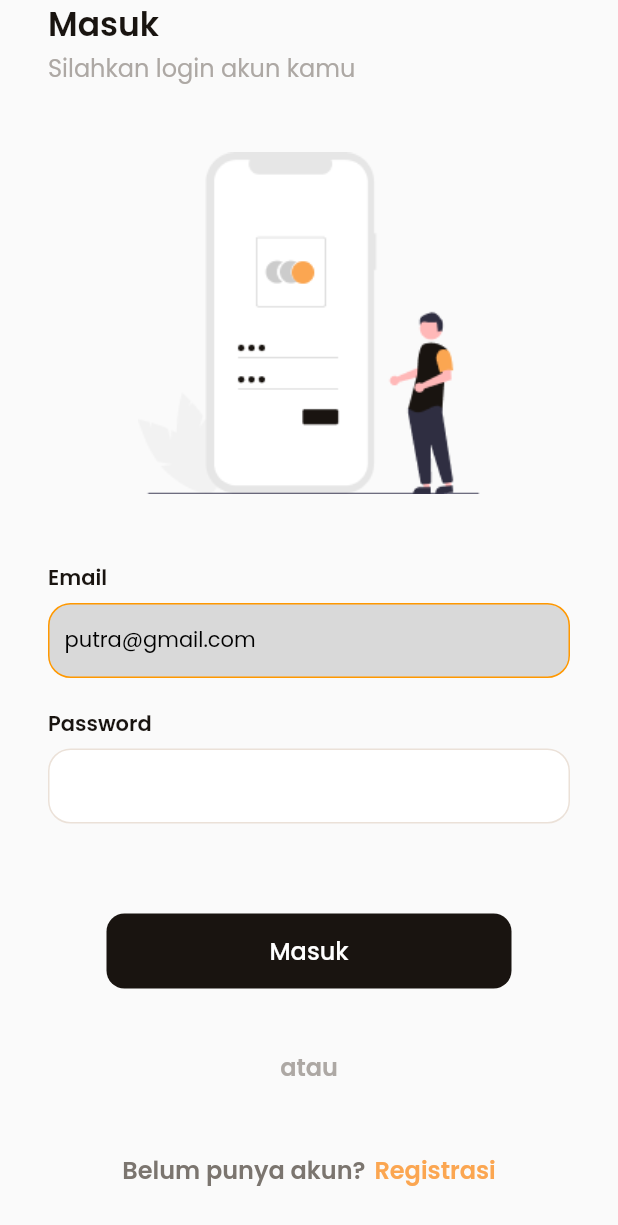
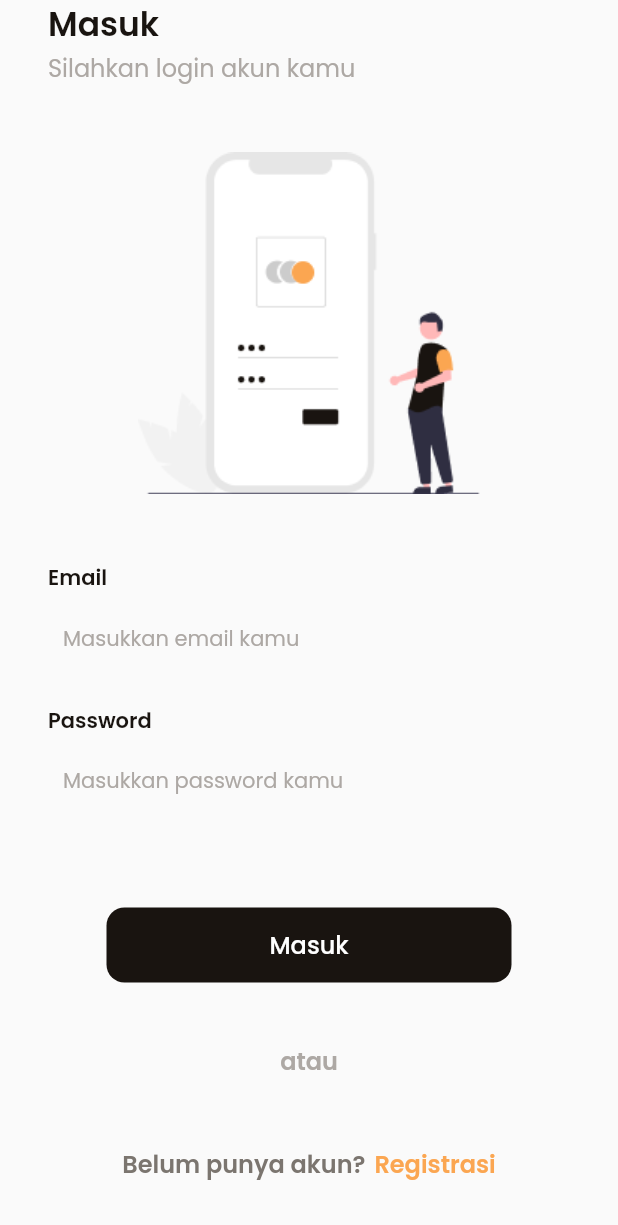
Before and after one commit to putradwi06/RentalCamera, a Flutter app: the screen it shows after launch, on a phone screen of 412 x 824 dp. Shown: the top 1225 px of the screen. Run offline on Flutter 3.47's test engine with Material 2 defaults, Android fonts, the phone set to English and light mode, and no system bars; our stand-ins replace google_fonts, google_nav_bar, lottie.

Commit message:
Menambahkan text style pada text input

```diff
--- a/lib/bottomBar/bottom_bar.dart
+++ b/lib/bottomBar/bottom_bar.dart
@@ -1,6 +1,5 @@
 import 'package:flutter/material.dart';
 import 'package:google_nav_bar/google_nav_bar.dart';
-import 'package:iconsax/iconsax.dart';
 import 'package:pa_rentalcam/booking/riwayat_booking.dart';
 import 'package:pa_rentalcam/profil/profil_screen.dart';
 import 'package:pa_rentalcam/screens/home/home_screen.dart';
--- a/lib/bottomBar/bottom_bar2.dart
+++ b/lib/bottomBar/bottom_bar2.dart
@@ -1,6 +1,5 @@
 import 'package:flutter/material.dart';
 import 'package:google_nav_bar/google_nav_bar.dart';
-import 'package:iconsax/iconsax.dart';
 import 'package:pa_rentalcam/booking/booking_screen.dart';
 import 'package:pa_rentalcam/booking/riwayat_booking.dart';
 import 'package:pa_rentalcam/detail_camera/detail_camera_screen.dart';
--- a/lib/screens/auth/login_screen.dart
+++ b/lib/screens/auth/login_screen.dart
@@ -1,11 +1,8 @@
 import 'package:flutter/material.dart';
-import 'package:google_fonts/google_fonts.dart';
 import 'package:pa_rentalcam/app/styles/app_colors.dart';
 import 'package:pa_rentalcam/app/styles/app_styles.dart';
-import 'package:pa_rentalcam/bottomBar/bottom_bar.dart';
 import 'package:pa_rentalcam/bottomBar/bottom_bar2.dart';
 import 'package:pa_rentalcam/screens/auth/register_screen.dart';
-import 'package:pa_rentalcam/screens/home/home_screen.dart';
 
 class LoginPage extends StatelessWidget {
   const LoginPage({super.key});
@@ -77,27 +74,22 @@ class LoginPage extends StatelessWidget {
                     SizedBox(
                       height: 6,
                     ),
-                    Container(
-                      width: double.infinity,
-                      decoration: BoxDecoration(
-                        border: Border(
-                          top: BorderSide(color: Colors.orange),
-                          left: BorderSide(color: Colors.orange),
-                          right: BorderSide(color: Colors.orange),
-                          bottom: BorderSide(color: Colors.orange),
+                    TextField(
+                      style: AppStyles.textBlackColor.copyWith(
+                          fontSize: 14
+                      ),
+                      decoration: InputDecoration(
+                        border: InputBorder.none,
+                        hintText: "Masukkan email kamu",
+                        contentPadding: EdgeInsets.all(10),
+                        hintStyle: AppStyles.textGrey2Color.copyWith(
+                            fontSize: 14
                         ),
-                        borderRadius: BorderRadius.circular(15),
-                        color: Color(0xffD9D9D9),
-                      ),
-                      child: TextField(
-                        decoration: InputDecoration(
-                          border: InputBorder.none,
-                          hintText: "putra@gmail.com",
-                          contentPadding: EdgeInsets.all(10),
-                          hintStyle: TextStyle(
-                              fontSize: 14,
-                              color: Colors.black,
-                              fontFamily: "Poppins"),
+                        focusedBorder: OutlineInputBorder(
+                          borderRadius: BorderRadius.circular(18),
+                          borderSide: BorderSide(
+                            color: AppColors.orangeColor,
+                          ),
                         ),
                       ),
                     ),
@@ -124,22 +116,24 @@ class LoginPage extends StatelessWidget {
                     SizedBox(
                       height: 6,
                     ),
-                    Container(
-                      width: double.infinity,
-                      decoration: BoxDecoration(
-                          border: Border(
-                            top: BorderSide(color: Color(0xffEBE1D8)),
-                            left: BorderSide(color: Color(0xffEBE1D8)),
-                            right: BorderSide(color: Color(0xffEBE1D8)),
-                            bottom: BorderSide(color: Color(0xffEBE1D8)),
+                    TextField(
+                      obscureText: true,
+                      style: AppStyles.textBlackColor.copyWith(
+                        fontSize: 14
+                      ),
+                      decoration: InputDecoration(
+                        border: InputBorder.none,
+                        hintText: "Masukkan password kamu",
+                        contentPadding: EdgeInsets.all(10),
+                        hintStyle: AppStyles.textGrey2Color.copyWith(
+                          fontSize: 14
+                        ),
+                        focusedBorder: OutlineInputBorder(
+                          borderRadius: BorderRadius.circular(18),
+                          borderSide: BorderSide(
+                            color: AppColors.orangeColor,
                           ),
-                          borderRadius: BorderRadius.circular(15),
-                          color: Colors.white),
-                      child: TextField(
-                        decoration: InputDecoration(
-                            contentPadding: EdgeInsets.all(10),
-                            border: InputBorder.none,
-                            hintText: ""),
+                        ),
                       ),
                     ),
                   ],
--- a/lib/screens/home/home_screen.dart
+++ b/lib/screens/home/home_screen.dart
@@ -100,8 +100,11 @@ class HomePage extends StatelessWidget {
                               margin: EdgeInsets.all(5),
                               width: 180,
                               height: 220,
-                              color: Color(0xffD9D9D9),
                               alignment: Alignment.topCenter,
+                              decoration: BoxDecoration(
+                                color: Color(0xffD9D9D9),
+                                borderRadius: BorderRadius.circular(18),
+                              ),
                             ),
                             Row(
                               children: [
```
Also changed, not shown: lib/main.dart (+0 -10 lines).
